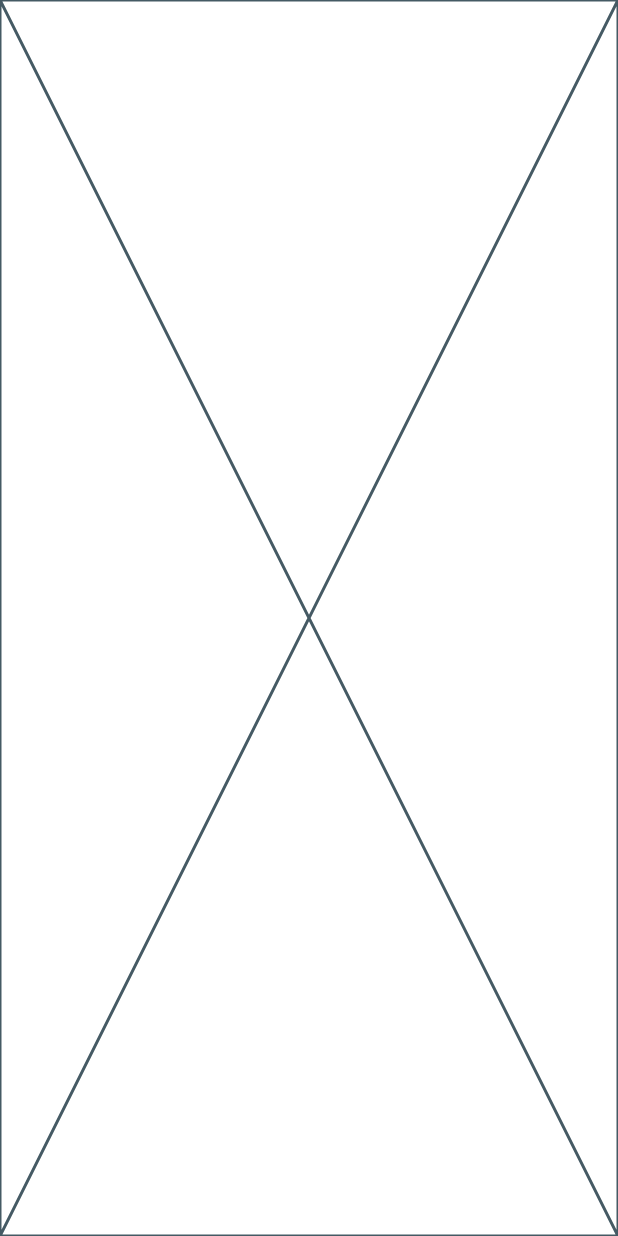
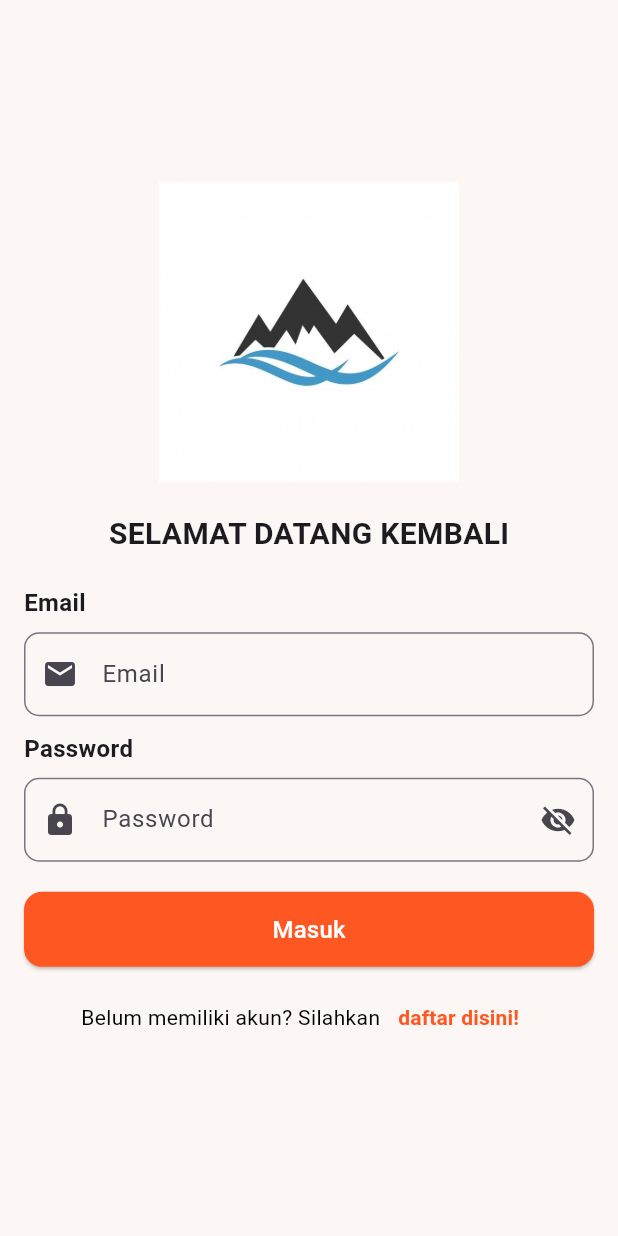
Before and after one commit to Jantopthegreat/20220140068_UCP1Flutter, a Flutter app: the screen it shows after launch, on a phone screen of 412 x 824 dp. Run offline on Flutter 3.47's test engine with Material 3 defaults, Android fonts, the phone set to English and light mode, and no system bars.

Commit message:
membuat login page

```diff
--- a/lib/presentation/loginpage.dart
+++ b/lib/presentation/loginpage.dart
@@ -1,4 +1,6 @@
 import 'package:flutter/material.dart';
+import 'package:ucp1/presentation/homepage.dart';
+import 'package:ucp1/presentation/registerpage.dart';
 
 class LoginPage extends StatefulWidget {
   const LoginPage({super.key});
@@ -11,16 +13,147 @@ class _LoginPageState extends State<LoginPage> {
 
   final TextEditingController emailController = TextEditingController();
   final TextEditingController passwordController = TextEditingController();
+  final _formKey = GlobalKey<FormState>();
 
+  bool _obscurePassword = true;
 
   @override
-
-  void initstate() {
-    super.initState();
-  }
-
-
   Widget build(BuildContext context) {
-    return const Placeholder();
+    return Scaffold(
+      backgroundColor: const Color(0xFFFCF6F4),
+      body: SafeArea(
+        child: Padding(
+          padding: const EdgeInsets.all(16.0),
+          child: Column(
+            mainAxisAlignment: MainAxisAlignment.center,
+            children: [
+              Image(
+                image: AssetImage('assets/images/gunung.jpg'),
+                width: 200,
+                height: 200,
+              ),
+              const SizedBox(height: 20),
+              const Text(
+                'SELAMAT DATANG KEMBALI',
+                style: TextStyle(fontSize: 20, fontWeight: FontWeight.bold),
+              ),
+              const SizedBox(height: 20),
+              Form(
+                key: _formKey,
+                child: Column(
+                  crossAxisAlignment: CrossAxisAlignment.start,
+                  children: [
+                    const Text(
+                      'Email',
+                      style: TextStyle(fontSize: 16, fontWeight: FontWeight.bold),
+                    ),
+                    const SizedBox(height: 8),
+                    TextFormField(
+                      controller: emailController,
+                      decoration: const InputDecoration(
+                        prefixIcon: Icon(Icons.email),
+                        labelText: 'Email',
+                        border: OutlineInputBorder(
+                          borderRadius: BorderRadius.all(Radius.circular(10.0)),
+                        ),
+                      ),
+                      validator: (value) {
+                        if (value == null || value.isEmpty) {
+                          return 'Please enter your email';
+                        }
+                        return null;
+                      },
+                    ),
+                    const SizedBox(height: 10),
+                    const Text(
+                      'Password',
+                      style: TextStyle(fontSize: 16, fontWeight: FontWeight.bold),
+                    ),
+                    const SizedBox(height: 8),
+                    TextFormField(
+                      controller: passwordController,
+                      obscureText: _obscurePassword,
+                      decoration: InputDecoration(
+                        prefixIcon: const Icon(Icons.lock),
+                        labelText: 'Password',
+                        border: const OutlineInputBorder(
+                          borderRadius: BorderRadius.all(Radius.circular(10.0)),
+                        ),
+                        suffixIcon: IconButton(
+                          icon: Icon(
+                            _obscurePassword ? Icons.visibility_off : Icons.visibility,
+                          ),
+                          onPressed: () {
+                            setState(() {
+                            });
+                          },
+                        ),
+                      ),
+                      validator: (value) {
+                        if (value == null || value.isEmpty) {
+                          return 'Please enter your password';
+                        }
+                        return null;
+                      },
+                    ),
+                    const SizedBox(height: 20),
+                    ElevatedButton(
+                      onPressed: () {
+                        if (_formKey.currentState!.validate()) {
+                          Navigator.pushReplacement(
+                            context,
+                            MaterialPageRoute(
+                              builder: (context) => HomePage(
+                                username: emailController.text,
+                              )
+                            ),
+                          );
+                        }
+                      },
+                      style: ElevatedButton.styleFrom(
+                        backgroundColor: Colors.deepOrange,
+                        minimumSize: const Size(double.infinity, 50),
+                        shape: RoundedRectangleBorder(
+                          borderRadius: BorderRadius.circular(12),
+                        ),
+                      ),
+                      child: const Text('Masuk', style: TextStyle(color: Colors.white, fontSize: 16),
+                      ),
+                    ),
+                    const SizedBox(height: 10),
+                    Row(
+                        mainAxisAlignment: MainAxisAlignment.center,
+                        children: [
+                          const Text(
+                            'Belum memiliki akun? Silahkan',
+                            style: TextStyle(color: Colors.black),
+                          ),
+                          TextButton(
+                            onPressed: () {
+                              Navigator.push(
+                                context,
+                                MaterialPageRoute(
+                                  builder: (context) => const RegisterPage(),
+                                ),
+                              );
+                            },
+                            child: const Text(
+                              'daftar disini!',
+                              style: TextStyle(
+                                color: Colors.deepOrange,
+                                fontWeight: FontWeight.bold,
+                              ),
+                            ),
+                          ),
+                        ],
+                    )
+                  ],
+                ),
+              ),
+            ],
+          ),
+        ),
+      ),
+    );
   }
 }
```
